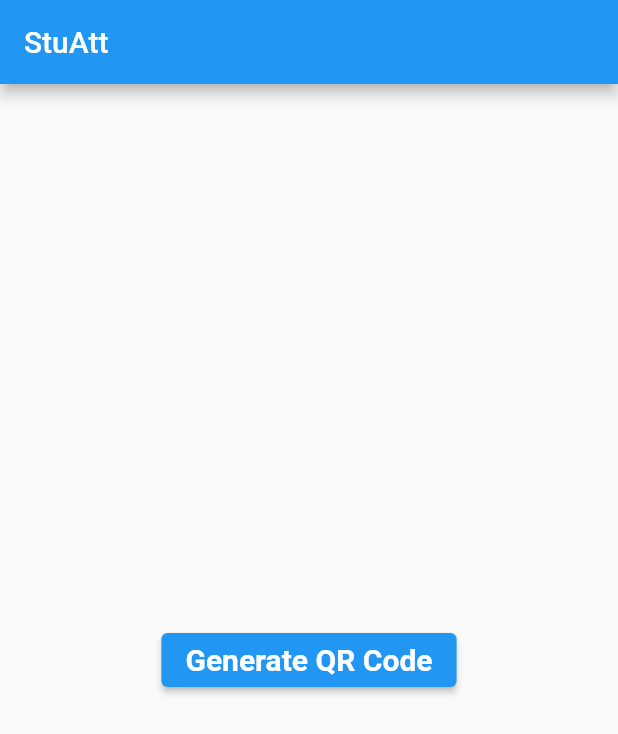
After one commit to jay67nie/stuatt, a Flutter app: the myHome screen opened directly, on a phone screen of 412 x 824 dp. The commit adds this screen. Shown: the top 734 px of the screen. Run offline on Flutter 3.47's test engine with Material 2 defaults, Android fonts, the phone set to English and light mode, and no system bars; our stand-ins replace cloud_firestore, firebase_auth, firebase_core, qr_flutter; missing offline and left inert: barcode_scan2; accounts and stored records are empty.

Commit message:
Merge branch 'master' of https://github.com/jay67nie/stuatt

```diff
--- /dev/null
+++ b/lib/before page.dart
@@ -0,0 +1,50 @@
+import 'package:flutter/material.dart';
+import 'package:stuatt/generate.dart';
+
+void main(){
+  runApp(const generatepage());
+}
+
+class generatepage extends StatelessWidget {
+  const generatepage({super.key});
+
+  @override
+  Widget build(BuildContext context) {
+    return const MaterialApp(
+      debugShowCheckedModeBanner: false,
+        title: 'STuAtt',
+        home: myHome(),
+    );
+  }
+}
+
+class myHome extends StatelessWidget{
+  const myHome({super.key});
+
+  @override
+  Widget build(BuildContext context) {
+    return Scaffold(
+        appBar: AppBar(
+            title: const Text('StuAtt')
+        ),
+        body:Column(
+            mainAxisAlignment: MainAxisAlignment.center,
+            children: [
+              Center(
+                child: Row(
+                    mainAxisAlignment: MainAxisAlignment.center,
+                    children: [
+                      Center(child: ElevatedButton (
+                        onPressed: () {Navigator.push(context, MaterialPageRoute(builder: (context) => StuAtt().myQR()));},
+                        child: const Text("Generate QR Code",
+                            style: TextStyle(fontWeight: FontWeight.bold, color: Colors.white, fontSize: 20)),
+                      ),
+                      ),
+                    ]
+                ),
+              ),
+            ]
+        )
+    );
+  }
+}
--- a/lib/generate.dart
+++ b/lib/generate.dart
@@ -1,20 +1,11 @@
 import 'package:flutter/material.dart';
 import 'package:qr_flutter/qr_flutter.dart';
 
-void main() {
-  runApp(const StuAtt());
-}
-
-class StuAtt extends StatelessWidget {
-  const StuAtt({super.key});
-  @override
-  Widget build(BuildContext context) {
-    return MaterialApp(
-        debugShowCheckedModeBanner: false,
-        title: 'STuAtt',
-        home: Scaffold(
+class StuAtt {
+  Scaffold myQR() {
+    return Scaffold(
           appBar: AppBar(
-              title: const Text('ATTENDANCE QR CODE GENERATOR')
+              title: const Text('StuAtt')
           ),
           body: Center(
             child: Column(
@@ -45,14 +36,9 @@ class StuAtt extends StatelessWidget {
                           ]
                       )
                   ),
-                  ElevatedButton(onPressed: (){},
-                    child: const Text("Generate QR Code",
-                      style: TextStyle(fontWeight: FontWeight.bold, color: Colors.white, fontSize: 20),),
-                  ),
                 ]
             ),
           ),
-        )
-    );
+        );
   }
 }
```
